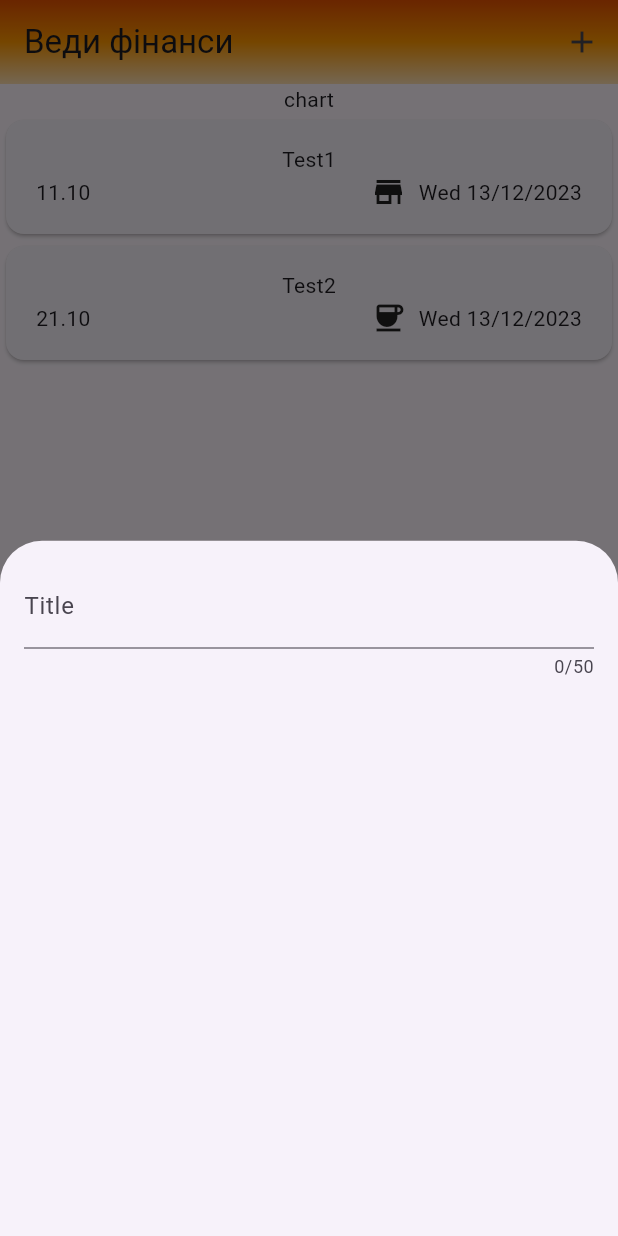
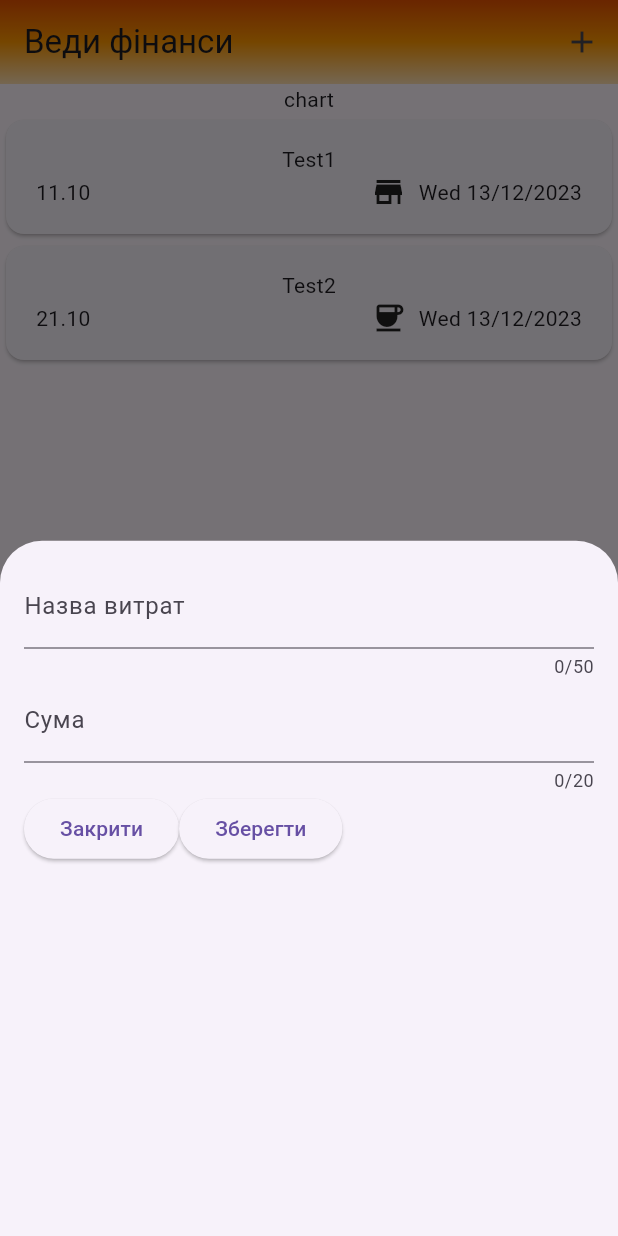
Before and after one commit to Xavries/expenses_app, a Flutter app: the screen it shows after launch, after a tap on the "add" icon, on a phone screen of 412 x 824 dp. Run offline on Flutter 3.47's test engine with Material 3 defaults, Android fonts, the phone set to English and light mode, and no system bars.

Commit message:
more fields and buttons to new expense

```diff
--- a/lib/widgets/new_expense.dart
+++ b/lib/widgets/new_expense.dart
@@ -10,18 +10,48 @@ class NewExpense extends StatefulWidget {
 }
 
 class _NewExpenseState extends State<NewExpense> {
+  final _titleController = TextEditingController();
+  final _amountController = TextEditingController();
+
+  @override
+  void dispose() {
+    _titleController.dispose();
+    _amountController.dispose();
+    super.dispose();
+  }
 
   @override
   Widget build(BuildContext context) {
-    return const Padding(
+    return Padding(
       padding: EdgeInsets.all(16),
       child: Column(
         children: [
           TextField(
+            controller: _titleController,
             maxLength: 50,
-            decoration: InputDecoration(
-              label: Text('Title')
+            decoration: const InputDecoration(
+              label: Text('Назва витрат')
             ),
+          ),
+          TextField(
+            keyboardType: TextInputType.number,
+            controller: _amountController,
+            maxLength: 20,
+            decoration: const InputDecoration(
+              label: Text('Сума')
+            ),
+          ),
+          Row(
+            children: [
+              ElevatedButton(
+                onPressed: () {print('fff');},
+                child: Text('Закрити')
+              ),
+              ElevatedButton(
+                onPressed: () {print('fff');},
+                child: Text('Зберегти')
+              ),
+            ],
           )
         ],
       ),
```
